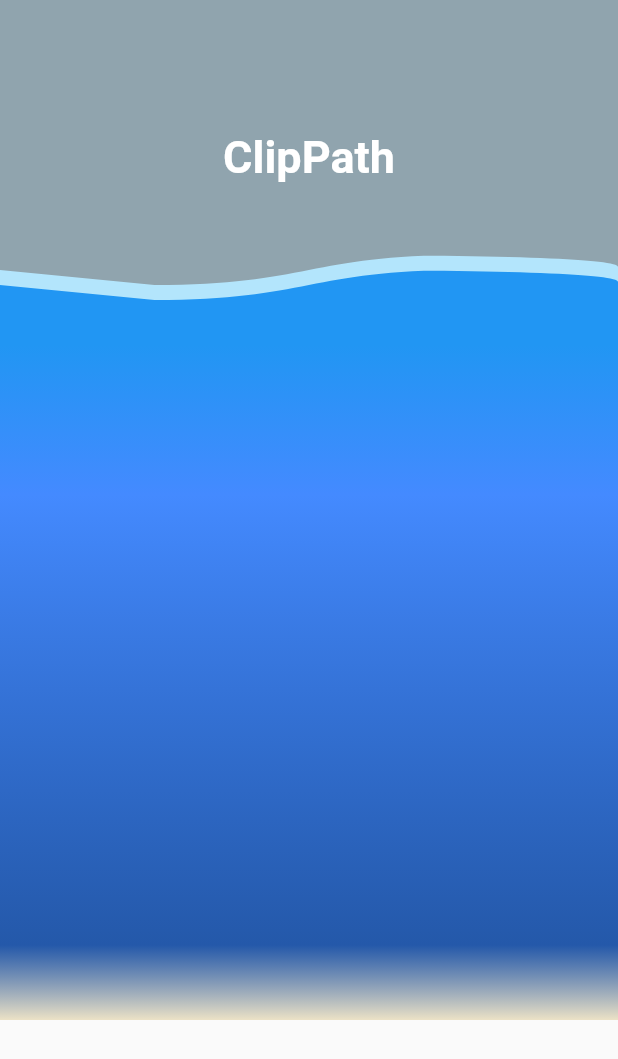
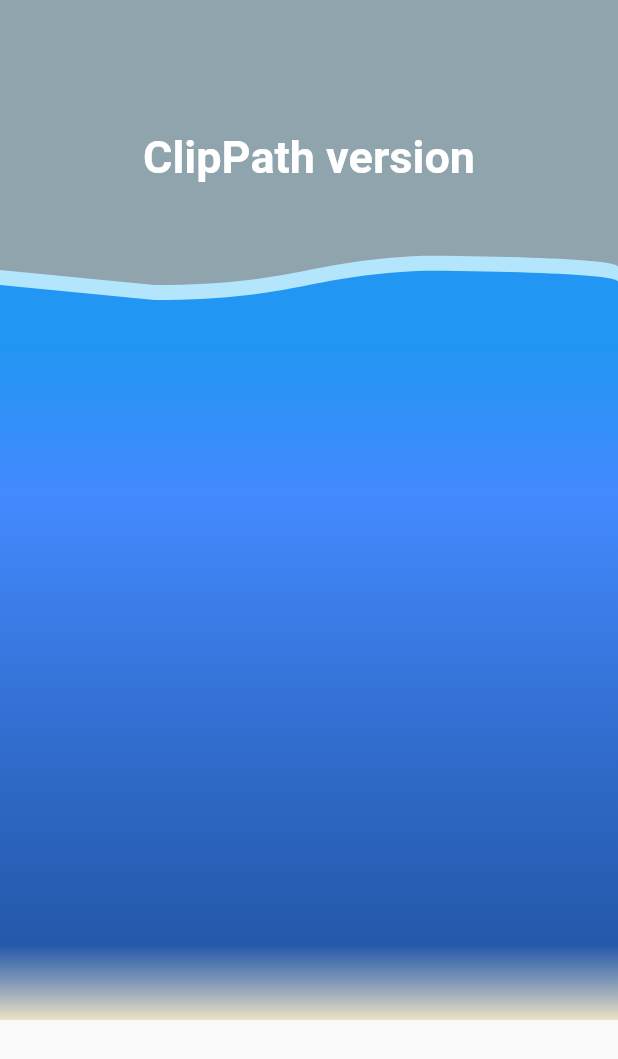
Before and after one commit to dznkos/design_clippath, a Flutter app: the screen it shows after launch, on a phone screen of 412 x 824 dp. Shown: the top 1059 px of the screen. Run offline on Flutter 3.47's test engine with Material 2 defaults, Android fonts, the phone set to English and light mode, and no system bars.

Commit message:
login_v0.2

```diff
--- a/lib/src/pages/login_page.dart
+++ b/lib/src/pages/login_page.dart
@@ -42,7 +42,7 @@ class LoginPage extends StatelessWidget {
                     height: 210,
                     color: Colors.blueGrey[300],
                     child: Center(
-                      child: Text('ClipPath',
+                      child: Text('ClipPath version',
                                   style: TextStyle(
                                       fontWeight: FontWeight.bold,
                                       fontSize: 30.0,
```
